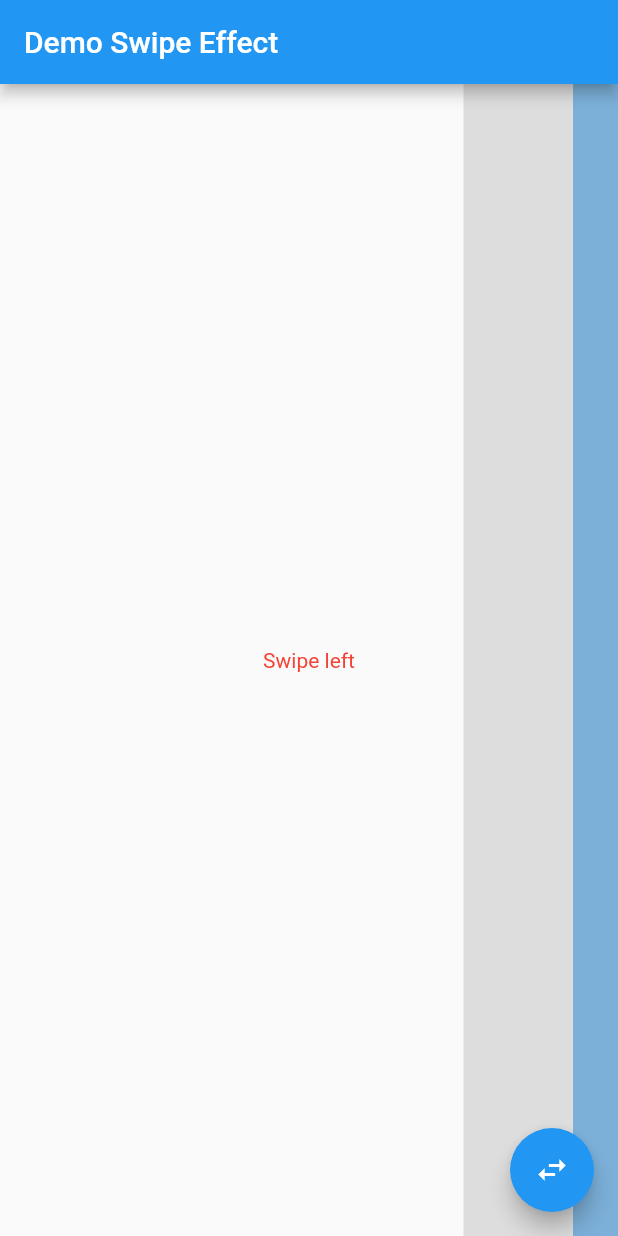
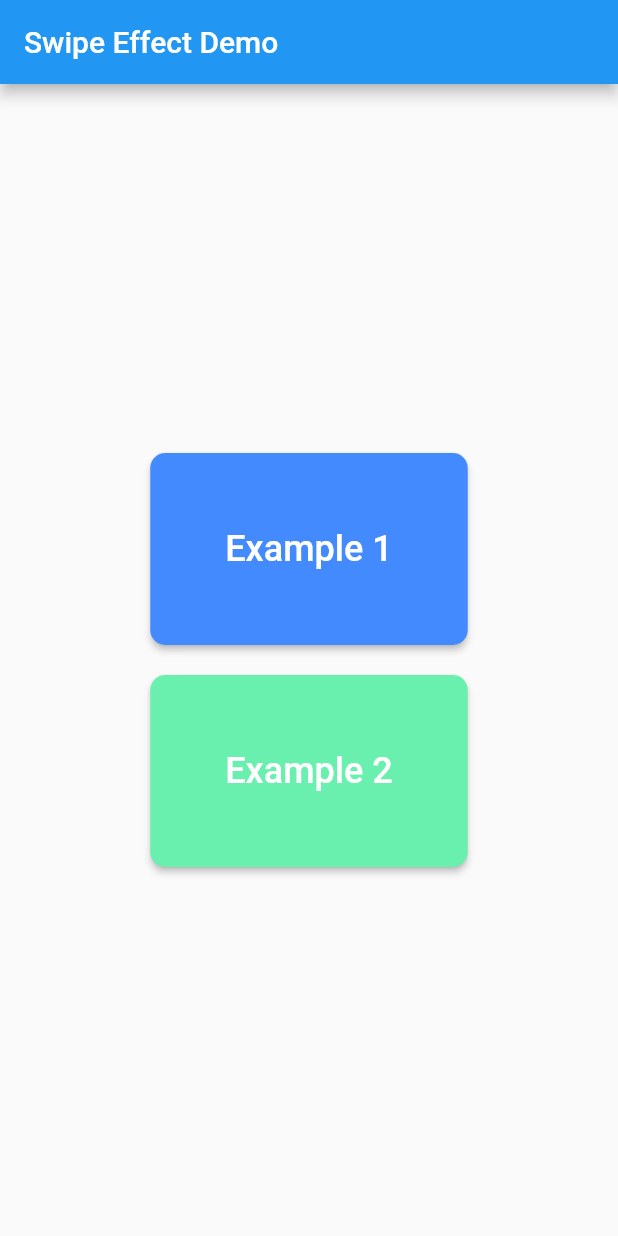
Before and after one commit to shadi-danhash/swipe_effect, a Flutter app: the screen it shows after launch, on a phone screen of 412 x 824 dp. Run offline on Flutter 3.47's test engine with Material 2 defaults, Android fonts, the phone set to English and light mode, and no system bars.

Commit message:
examples

```diff
--- a/example/lib/main.dart
+++ b/example/lib/main.dart
@@ -1,5 +1,6 @@
+import 'package:example/screens/first_exapmle.dart';
+import 'package:example/screens/seconde_example.dart';
 import 'package:flutter/material.dart';
-import 'package:swipe_effect/swipe_effect.dart';
 
 void main() {
   runApp(const MyApp());
@@ -12,98 +13,58 @@ class MyApp extends StatelessWidget {
   Widget build(BuildContext context) {
     return MaterialApp(
       routes: {
-        "demo": (ctx) => const MyHomePage(),
+        "demo": (ctx) => const Demo(),
+        "first": (ctx) => const FirstExample(),
+        "second": (ctx) => const SecondExample(),
       },
       theme: ThemeData(
         primarySwatch: Colors.blue,
       ),
-      home: const MyHomePage(title: 'Demo Swipe Effect'),
+      initialRoute: "demo",
     );
   }
 }
 
-class MyHomePage extends StatefulWidget {
-  const MyHomePage({Key? key, this.title = ""}) : super(key: key);
-
-  final String title;
-
-  @override
-  State<MyHomePage> createState() => _MyHomePageState();
-}
-
-class _MyHomePageState extends State<MyHomePage> {
-  TextDirection direction = TextDirection.rtl;
-  double start = 30;
-  double callbackDelta = 0.25;
-
-  @override
-  void initState() {
-    super.initState();
-  }
+class Demo extends StatelessWidget {
+  const Demo({Key? key}) : super(key: key);
 
   @override
   Widget build(BuildContext context) {
-    Size size = MediaQuery.of(context).size;
-    return SwipeEffect(
-      direction: direction,
-      color: direction == TextDirection.rtl
-          ? Colors.red.withAlpha(70)
-          : Colors.green.withAlpha(70),
-      verticalTolerance: 1.0,
-      startDeltaPx: start,
-      callbackDeltaRatio: callbackDelta,
-      callback: () {
-        setState(() {
-          start += 10;
-          callbackDelta += 0.1;
-        });
-        // Navigator.pop(context);
-      },
-      child: Scaffold(
-        appBar: AppBar(
-          title: Text(widget.title),
-        ),
-        floatingActionButton: FloatingActionButton(
-          onPressed: () {
-            setState(() {
-              direction = direction == TextDirection.rtl
-                  ? TextDirection.ltr
-                  : TextDirection.rtl;
-              callbackDelta = 0.25;
-              start = 30;
-            });
-          },
-          child: const Icon(Icons.swap_horiz),
-        ),
-        body: Stack(
+    return Scaffold(
+      appBar: AppBar(
+          title: const Text('Swipe Effect Demo')
+      ),
+      body: Center(
+        child: Column(
+          mainAxisAlignment: MainAxisAlignment.center,
           children: [
-            Align(
-              alignment: direction == TextDirection.ltr
-                  ? Alignment.centerLeft
-                  : Alignment.centerRight,
-              child: Container(
-                color: Colors.blue.withOpacity(0.5),
-                width: start,
+            MaterialButton(
+              color: Colors.blueAccent,
+              onPressed: () => Navigator.of(context).pushNamed("first"),
+              padding: const EdgeInsets.all(50),
+              child: const Text(
+                "Example 1",
+                style: TextStyle(color: Colors.white, fontSize: 24),
               ),
+              highlightColor: Colors.transparent,
+              splashColor: Colors.blueAccent.shade100,
+          shape: RoundedRectangleBorder(
+              borderRadius: BorderRadius.circular(10)),
             ),
-            Align(
-              alignment: direction == TextDirection.ltr
-                  ? Alignment.centerLeft
-                  : Alignment.centerRight,
-              child: Container(
-                color: Colors.black.withAlpha(30),
-                width: callbackDelta * size.width,
+            const SizedBox(height: 20,),
+            MaterialButton(
+              color: Colors.greenAccent,
+              highlightColor: Colors.transparent,
+              onPressed: () => Navigator.of(context).pushNamed("second"),
+              padding: const EdgeInsets.all(50),
+
+              child: const Text(
+                "Example 2",
+                style: TextStyle(color: Colors.white, fontSize: 24),
               ),
-            ),
-            Center(
-              child: Text(
-                direction == TextDirection.rtl ? 'Swipe left' : "Swipe right",
-                style: TextStyle(
-                  color: direction == TextDirection.rtl
-                      ? Colors.red
-                      : Colors.green,
-                ),
-              ),
+              splashColor: Colors.greenAccent.shade100,
+              shape: RoundedRectangleBorder(
+                  borderRadius: BorderRadius.circular(10)),
             ),
           ],
         ),
--- a/pubspec.yaml
+++ b/pubspec.yaml
@@ -5,7 +5,7 @@ repository: 'https://github.com/shadi-danhash/swipe_effect'
 homepage: 'https://github.com/shadi-danhash/swipe_effect'
 
 environment:
-  sdk: ">=2.15.1 <3.0.0"
+  sdk: ">=2.12.0 <3.0.0"
   flutter: ">=1.17.0"
 
 dependencies:
```
Also changed, not shown: example/lib/screens/first_exapmle.dart (added, +92 -0 lines), example/lib/screens/seconde_example.dart (added, +59 -0 lines), 2 other files.
